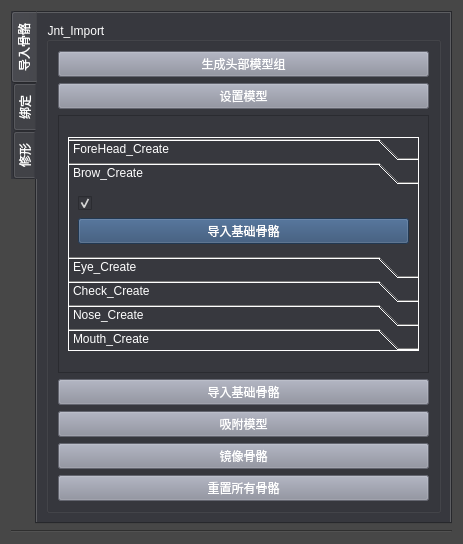
The window that plugin_rig/customui/facerig.ui (wowodeacha/plugin) describes before a commit, drawn with Qt 5.
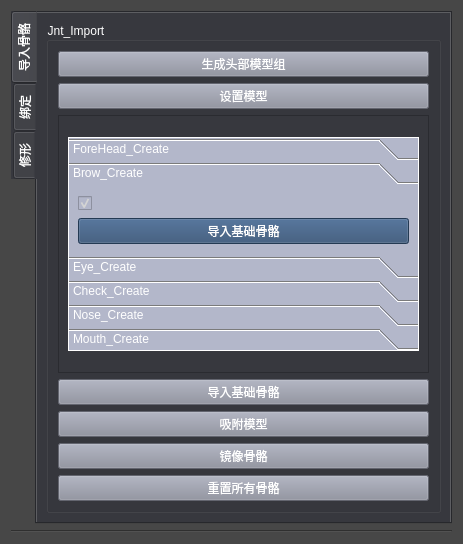
The same window after the commit. The open tabs and pages were chosen to show the change.

Commit message: maya programming add fail

```diff
--- a/plugin_rig/customui/facerig.ui
+++ b/plugin_rig/customui/facerig.ui
@@ -132,7 +132,8 @@
                      <bool>false</bool>
                     </property>
                     <property name="styleSheet">
-                     <string notr="true"/>
+                     <string notr="true">background-color: rgb(179, 183, 202);
+</string>
                     </property>
                     <property name="frameShape">
                      <enum>QFrame::Panel</enum>
```
Left out of the diff: 2 changed lines with no effect on the pictures. The commit also changes 2 other files.
